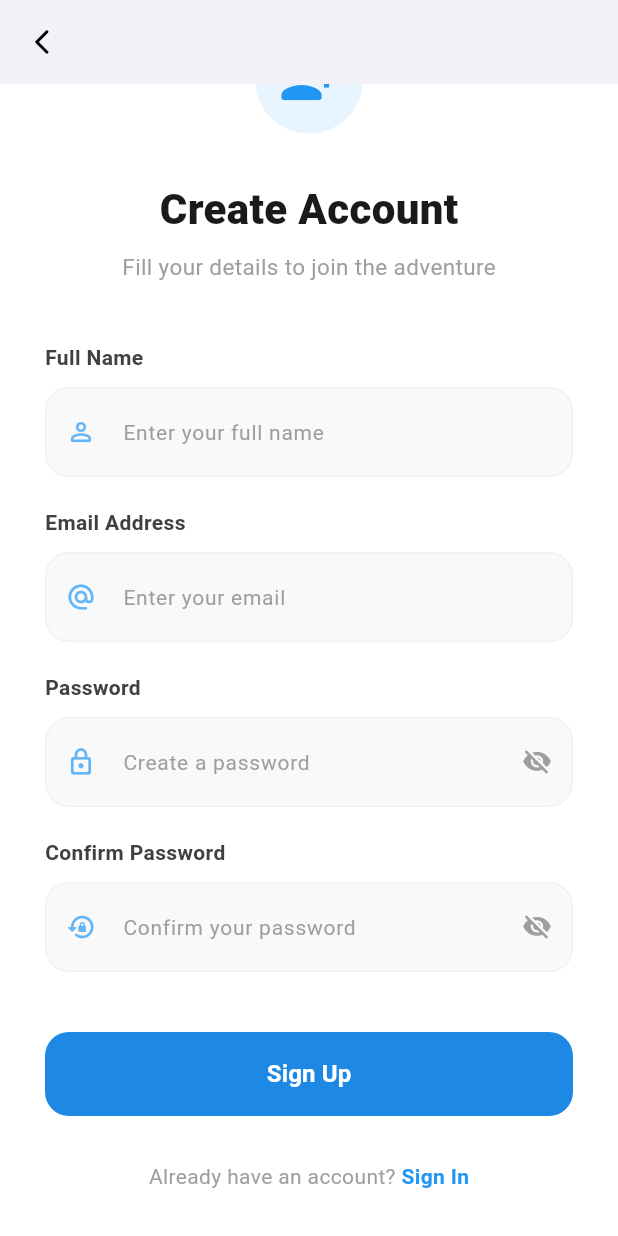
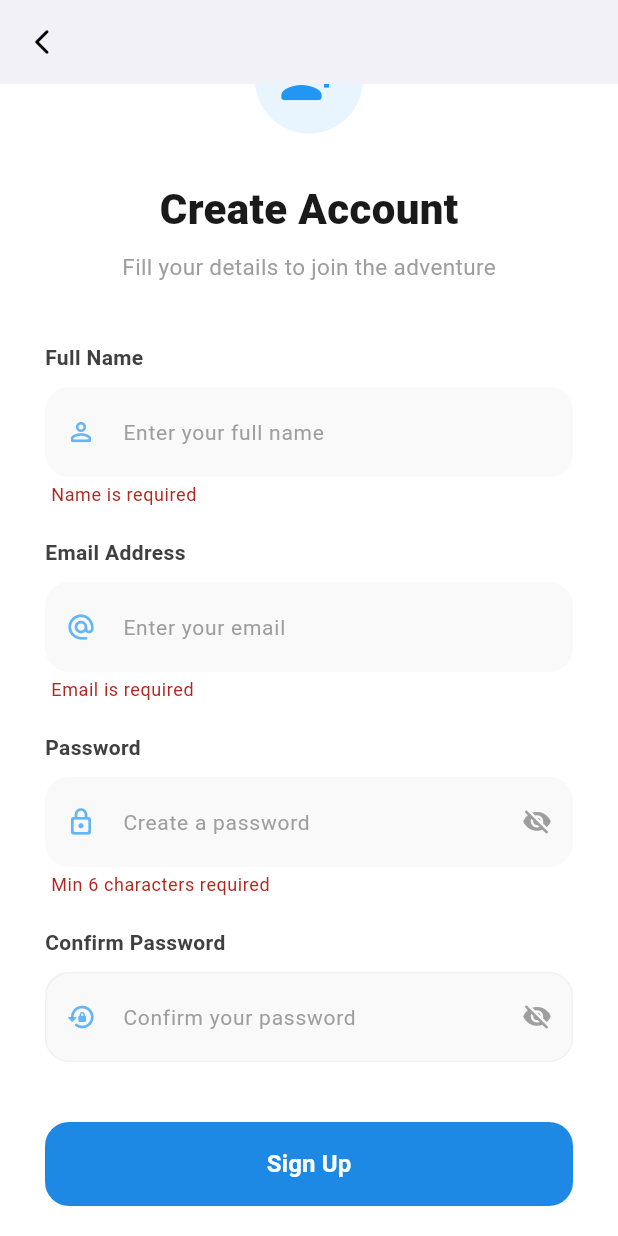
Before and after one commit to Lahiru075/travel_app_task, a Flutter app: the SignupScreen screen opened directly, scrolled down 49 dp, after a tap on "Sign Up", on a phone screen of 412 x 824 dp. Run offline on Flutter 3.47's test engine with Material 3 defaults, Android fonts, the phone set to English and light mode, and no system bars; our stand-ins replace flutter_riverpod, shared_preferences, shimmer; accounts and stored records are empty; network calls fail.

Commit message:
implement auth service and provider with login/signup integration

```diff
--- a/lib/screens/signup_screen.dart
+++ b/lib/screens/signup_screen.dart
@@ -1,15 +1,20 @@
 import 'package:flutter/material.dart';
+import 'package:flutter_riverpod/flutter_riverpod.dart';
+import '../providers/auth_provider.dart';
 import 'login_screen.dart';
 
-class SignupScreen extends StatefulWidget {
+class SignupScreen extends ConsumerStatefulWidget {
   const SignupScreen({super.key});
 
   @override
-  State<SignupScreen> createState() => _SignupScreenState();
+  ConsumerState<SignupScreen> createState() => _SignupScreenState();
 }
 
-class _SignupScreenState extends State<SignupScreen> {
+class _SignupScreenState extends ConsumerState<SignupScreen> {
   final _formKey = GlobalKey<FormState>();
+
+  final _nameController = TextEditingController();
+  final _emailController = TextEditingController();
   final _passwordController = TextEditingController();
   final _confirmPasswordController = TextEditingController();
 
@@ -17,7 +22,57 @@ class _SignupScreenState extends State<SignupScreen> {
   bool _isConfirmPasswordVisible = false;
 
   @override
+  void dispose() {
+    _nameController.dispose();
+    _emailController.dispose();
+    _passwordController.dispose();
+    _confirmPasswordController.dispose();
+    super.dispose();
+  }
+
+  Future<void> _handleSignup() async {
+    if (_formKey.currentState!.validate()) {
+      final success = await ref
+          .read(authProvider.notifier)
+          .register(
+            _nameController.text.trim(),
+            _emailController.text.trim(),
+            _passwordController.text.trim(),
+          );
+
+      if (success) {
+        if (mounted) {
+          ScaffoldMessenger.of(context).showSnackBar(
+            const SnackBar(
+              content: Text("Account created successfully! Please login."),
+              backgroundColor: Colors.green,
+            ),
+          );
+
+          Navigator.pushReplacement(
+            context,
+            MaterialPageRoute(builder: (context) => const LoginScreen()),
+          );
+        }
+      } else {
+        if (mounted) {
+          ScaffoldMessenger.of(context).showSnackBar(
+            const SnackBar(
+              content: Text(
+                "Registration failed. Email might be already in use.",
+              ),
+              backgroundColor: Colors.redAccent,
+            ),
+          );
+        }
+      }
+    }
+  }
+
+  @override
   Widget build(BuildContext context) {
+    final authState = ref.watch(authProvider);
+
     return Scaffold(
       backgroundColor: Colors.white,
       appBar: AppBar(
@@ -41,7 +96,6 @@ class _SignupScreenState extends State<SignupScreen> {
               crossAxisAlignment: CrossAxisAlignment.start,
               children: [
                 const SizedBox(height: 10),
-                // --- Header Section ---
                 Center(
                   child: Container(
                     padding: const EdgeInsets.all(16),
@@ -79,10 +133,14 @@ class _SignupScreenState extends State<SignupScreen> {
                 _buildLabel("Full Name"),
                 const SizedBox(height: 10),
                 TextFormField(
+                  controller: _nameController,
                   decoration: _inputStyle(
                     "Enter your full name",
                     Icons.person_outline_rounded,
                   ),
+                  validator: (value) => value == null || value.isEmpty
+                      ? "Name is required"
+                      : null,
                 ),
 
                 const SizedBox(height: 20),
@@ -90,11 +148,18 @@ class _SignupScreenState extends State<SignupScreen> {
                 _buildLabel("Email Address"),
                 const SizedBox(height: 10),
                 TextFormField(
+                  controller: _emailController,
                   keyboardType: TextInputType.emailAddress,
                   decoration: _inputStyle(
                     "Enter your email",
                     Icons.alternate_email_rounded,
                   ),
+                  validator: (value) {
+                    if (value == null || value.isEmpty)
+                      return "Email is required";
+                    if (!value.contains('@')) return "Enter a valid email";
+                    return null;
+                  },
                 ),
 
                 const SizedBox(height: 20),
@@ -113,6 +178,9 @@ class _SignupScreenState extends State<SignupScreen> {
                       () => _isPasswordVisible = !_isPasswordVisible,
                     ),
                   ),
+                  validator: (value) => value != null && value.length < 6
+                      ? "Min 6 characters required"
+                      : null,
                 ),
 
                 const SizedBox(height: 20),
@@ -132,6 +200,9 @@ class _SignupScreenState extends State<SignupScreen> {
                           !_isConfirmPasswordVisible,
                     ),
                   ),
+                  validator: (value) => value != _passwordController.text
+                      ? "Passwords do not match"
+                      : null,
                 ),
 
                 const SizedBox(height: 40),
@@ -148,10 +219,17 @@ class _SignupScreenState extends State<SignupScreen> {
                       ),
                       elevation: 0,
                     ),
-                    onPressed: () {
-                      if (_formKey.currentState!.validate()) {}
-                    },
-                    child: const Text(
+                    onPressed: authState.isLoading ? null : _handleSignup,
+                    child: authState.isLoading
+                        ? const SizedBox(
+                            height: 20,
+                            width: 20,
+                            child: CircularProgressIndicator(
+                              color: Colors.white,
+                              strokeWidth: 2,
+                            ),
+                          )
+                        : const Text(
                             "Sign Up",
                             style: TextStyle(
                               fontSize: 16,
--- a/pubspec.yaml
+++ b/pubspec.yaml
@@ -34,6 +34,7 @@ dependencies:
   http: ^1.2.1
   shimmer: ^3.0.0
   google_fonts: ^6.2.1
+  shared_preferences: ^2.2.2
 
   # The following adds the Cupertino Icons font to your application.
   # Use with the CupertinoIcons class for iOS style icons.
```
Also changed, not shown: lib/providers/auth_provider.dart (added, +55 -0 lines), lib/screens/login_screen.dart (+83 -18 lines), lib/services/auth_service.dart (added, +66 -0 lines), pubspec.lock. Lines whose indentation alone changed are shown as unchanged.
